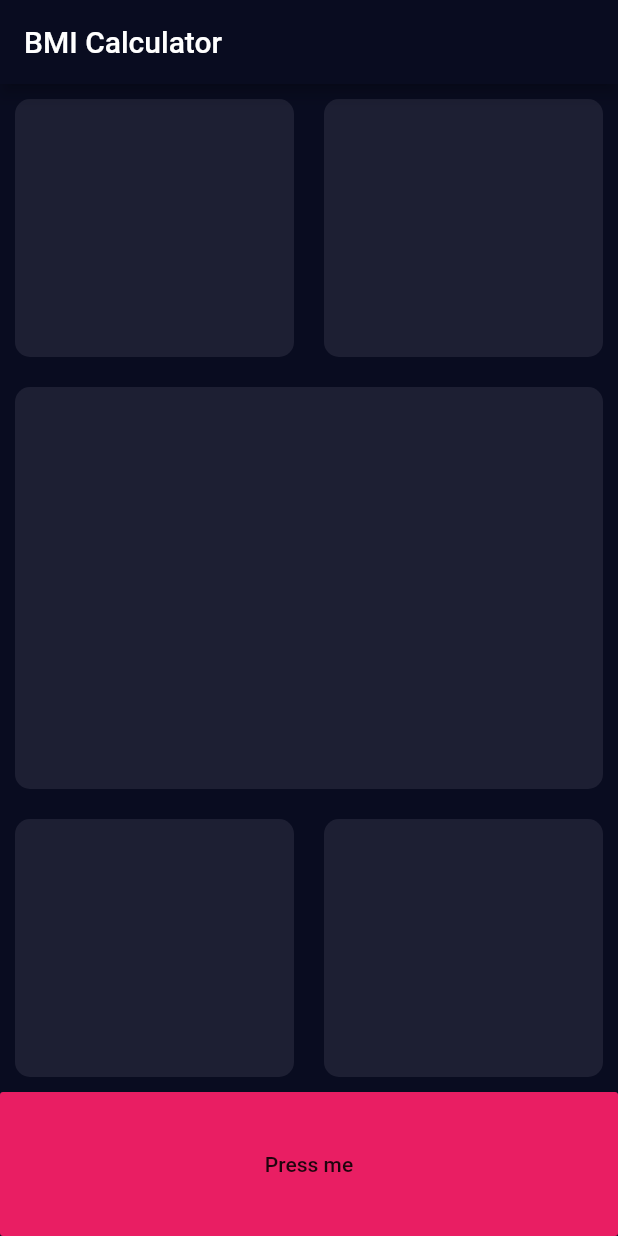
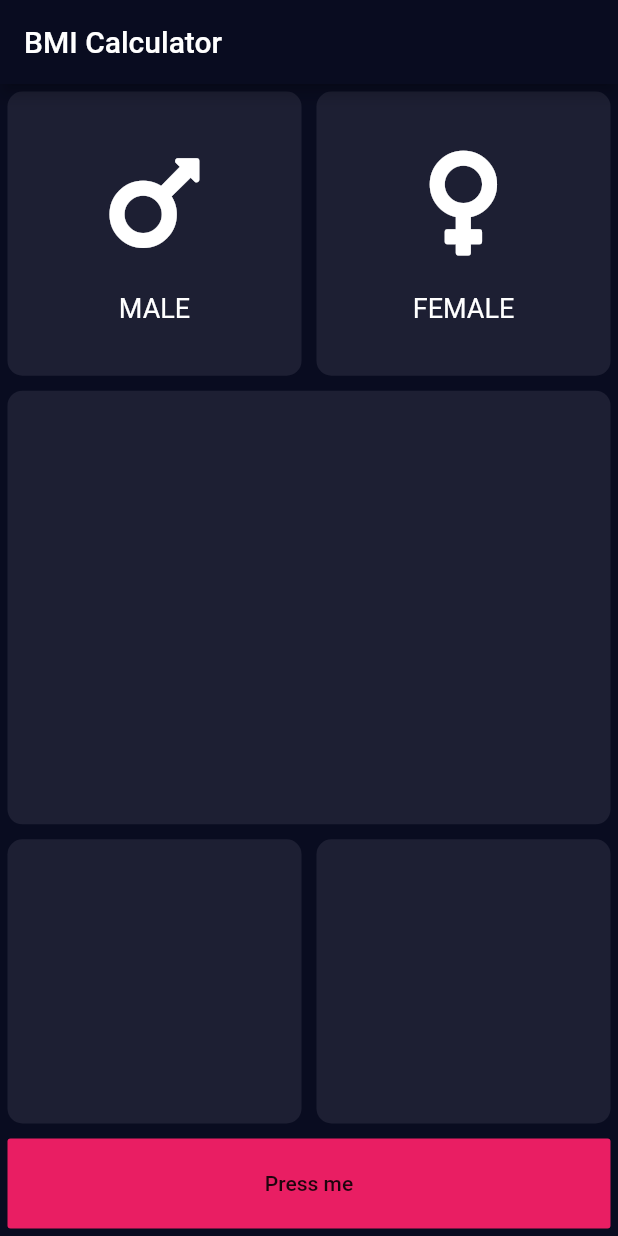
Before and after one commit to ghulamrasuldev/bmi_calculator, a Flutter app: the screen it shows after launch, on a phone screen of 412 x 824 dp. Run offline on Flutter 3.47's test engine with Material 2 defaults, Android fonts, the phone set to English and light mode, and no system bars; our stand-ins replace font_awesome_flutter.

Commit message:
Refactoring GenderIcon

```diff
--- a/lib/InputPage.dart
+++ b/lib/InputPage.dart
@@ -1,4 +1,9 @@
 import 'package:flutter/material.dart';
+import 'package:font_awesome_flutter/font_awesome_flutter.dart';
+
+const borderButtonHeight = 60.0,
+    hexColorValue = Color(0xff1d1f33),
+    bottomButtonColor = Colors.pink;
 
 class InputPAge extends StatefulWidget {
   @override
@@ -21,36 +26,50 @@ class _InputPAgeState extends State<InputPAge> {
               child: Row(
                 children: [
                   Expanded(
-                    child: ReusableCard(Color(0xff1d1f33)),
+                    child: ReusableCard(
+                      color: hexColorValue,
+                      child: GenderIcon(
+                        icon: FontAwesomeIcons.mars,
+                        text: "MALE",
+                      ),
+                    ),
                   ),
                   Expanded(
-                    child: ReusableCard(Color(0xff1d1f33)),
+                    child: ReusableCard(
+                      color: hexColorValue,
+                      child: GenderIcon(
+                        icon: FontAwesomeIcons.venus,
+                        text: "FEMALE",
+                      ),
+                    ),
                   ),
                 ],
               ),
             ),
             Expanded(
               flex: 3,
-              child: ReusableCard(Color(0xff1d1f33)),
+              child: ReusableCard(color: hexColorValue),
             ),
             Expanded(
               flex: 2,
               child: Row(
                 children: [
                   Expanded(
-                    child: ReusableCard(Color(0xff1d1f33)),
+                    child: ReusableCard(color: hexColorValue),
                   ),
                   Expanded(
-                    child: ReusableCard(Color(0xff1d1f33)),
+                    child: ReusableCard(color: hexColorValue),
                   ),
                 ],
               ),
             ),
-            Expanded(
+            Padding(
+              padding: const EdgeInsets.all(5.0),
               child: FlatButton(
+                height: borderButtonHeight,
                 onPressed: () {},
                 child: Text('Press me'),
-                color: Colors.pink,
+                color: bottomButtonColor,
               ),
             )
           ],
@@ -58,14 +77,45 @@ class _InputPAgeState extends State<InputPAge> {
   }
 }
 
-class ReusableCard extends StatelessWidget {
-  ReusableCard(this.color);
-  final Color color;
+class GenderIcon extends StatelessWidget {
+  final IconData icon;
+  final String text;
+  GenderIcon({@required this.icon, @required this.text});
 
   @override
   Widget build(BuildContext context) {
+    return Column(
+      mainAxisAlignment: MainAxisAlignment.center,
+      children: <Widget>[
+        Icon(
+          icon,
+          color: Colors.white,
+          size: 80,
+        ),
+        SizedBox(
+          height: 20,
+        ),
+        Text(
+          text,
+          style: TextStyle(
+            fontSize: 18,
+          ),
+        ),
+      ],
+    );
+  }
+}
+
+// ignore: must_be_immutable
+class ReusableCard extends StatelessWidget {
+  final Color color;
+  Widget child;
+  ReusableCard({@required this.color, this.child});
+  @override
+  Widget build(BuildContext context) {
     return Container(
-      margin: EdgeInsets.all(10),
+      child: child,
+      margin: EdgeInsets.all(5),
       decoration: BoxDecoration(
         color: color,
         borderRadius: BorderRadius.circular(10),
--- a/pubspec.yaml
+++ b/pubspec.yaml
@@ -28,6 +28,7 @@ dependencies:
   # The following adds the Cupertino Icons font to your application.
   # Use with the CupertinoIcons class for iOS style icons.
   cupertino_icons: ^1.0.0
+  font_awesome_flutter: ^8.11.0
 
 dev_dependencies:
   flutter_test:
```
Also changed, not shown: pubspec.lock.
